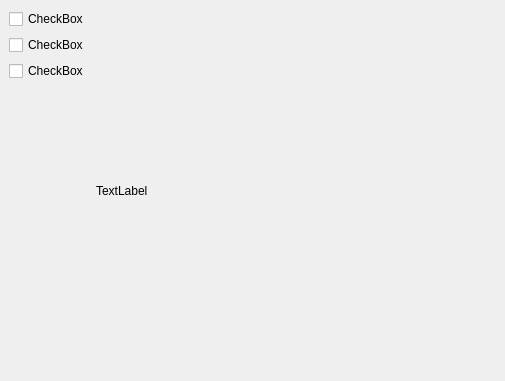
The window that webcam/webcam.ui (yanuarakhid/vokoscreen) describes before a commit, drawn with Qt 5.
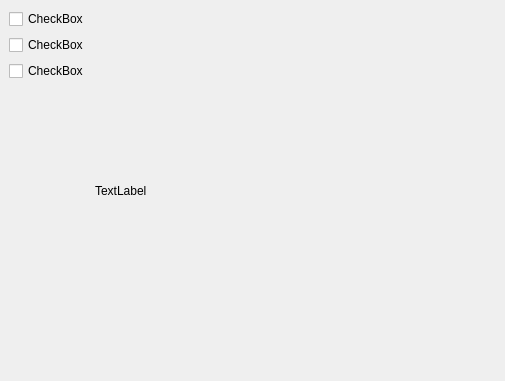
The same window after the commit.

```diff
--- a/webcam/webcam.ui
+++ b/webcam/webcam.ui
@@ -63,6 +63,12 @@
         <property name="sizeType">
          <enum>QSizePolicy::Minimum</enum>
         </property>
+        <property name="sizeHint" stdset="0">
+         <size>
+          <width>0</width>
+          <height>0</height>
+         </size>
+        </property>
        </spacer>
       </item>
       <item>
```
Left out of the diff: 13 changed lines with no effect on the pictures.
